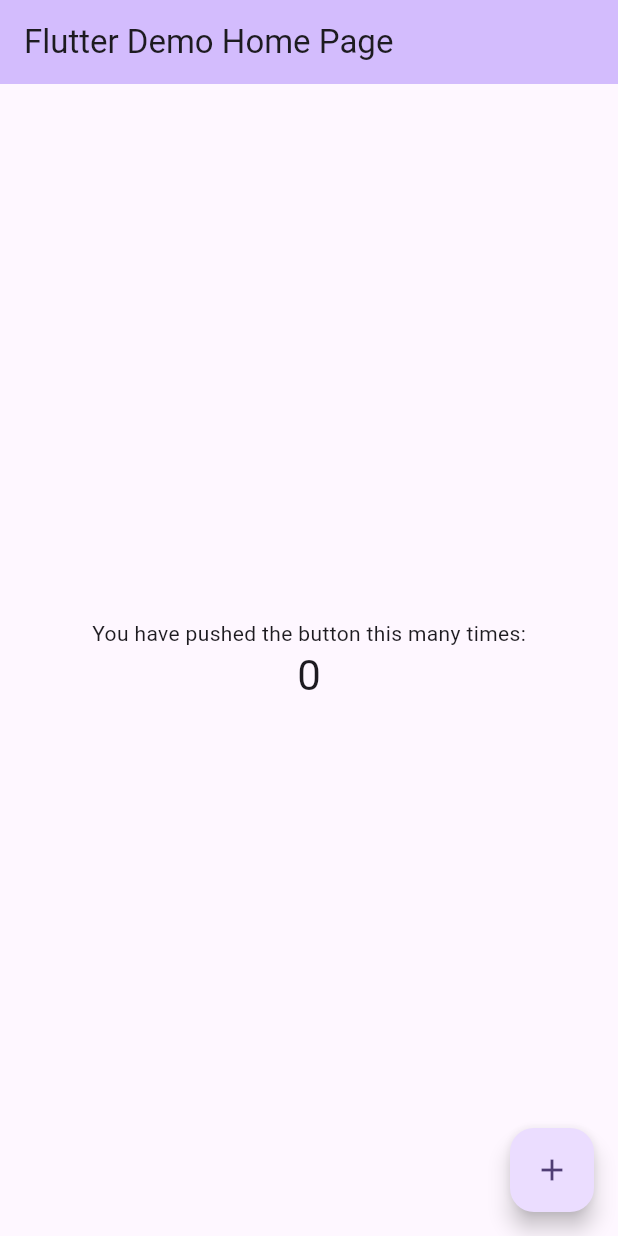
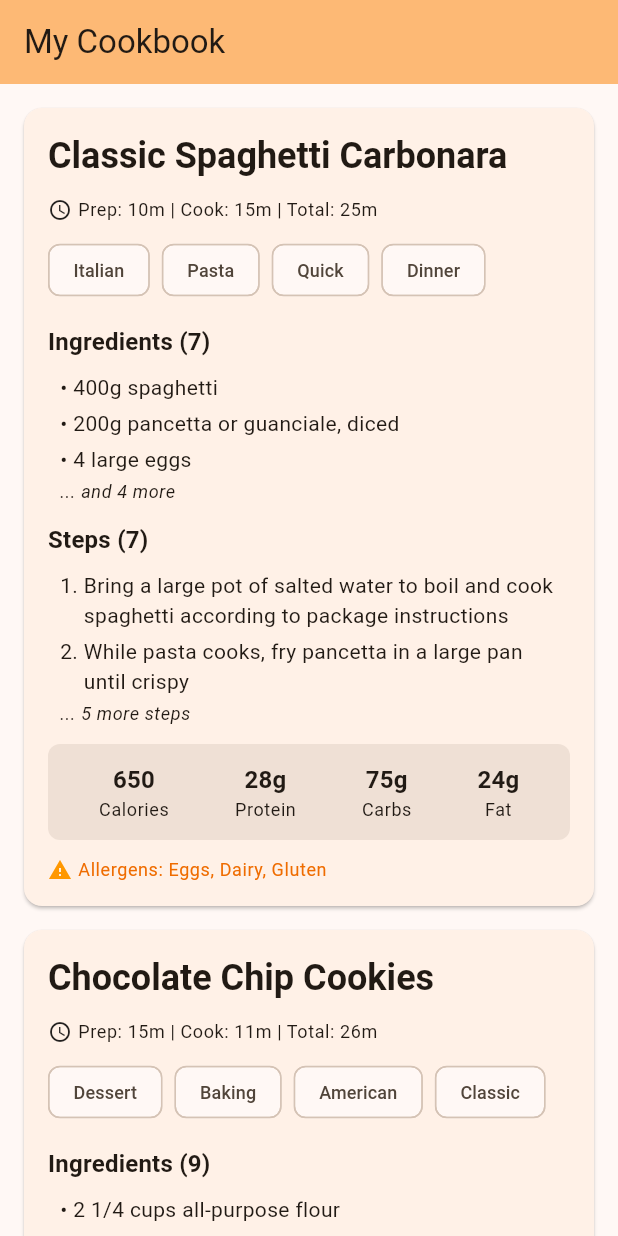
Before and after one commit to turtledev1/cookbook, a Flutter app: the screen it shows after launch, on a phone screen of 412 x 824 dp. Run offline on Flutter 3.47's test engine with Material 3 defaults, Android fonts, the phone set to English and light mode, and no system bars; our stand-ins replace flutter_bloc, get_it, injectable.

```diff
--- /dev/null
+++ b/lib/blocs/recipe_cubit.dart
@@ -0,0 +1,41 @@
+import 'package:flutter_bloc/flutter_bloc.dart';
+import 'package:injectable/injectable.dart';
+import '../models/recipe.dart';
+import '../repositories/recipe_repository.dart';
+
+// States
+abstract class RecipeState {}
+
+class RecipeInitial extends RecipeState {}
+
+class RecipeLoading extends RecipeState {}
+
+class RecipeLoaded extends RecipeState {
+  final List<Recipe> recipes;
+  RecipeLoaded(this.recipes);
+}
+
+class RecipeError extends RecipeState {
+  final String message;
+  RecipeError(this.message);
+}
+
+// Cubit
+@injectable
+class RecipeCubit extends Cubit<RecipeState> {
+  final RecipeRepository _repository;
+
+  RecipeCubit(this._repository) : super(RecipeInitial());
+
+  Future<void> loadRecipes() async {
+    emit(RecipeLoading());
+    try {
+      // Simulate network delay
+      await Future.delayed(const Duration(milliseconds: 500));
+      final recipes = _repository.getAllRecipes();
+      emit(RecipeLoaded(recipes));
+    } catch (e) {
+      emit(RecipeError(e.toString()));
+    }
+  }
+}
--- /dev/null
+++ b/lib/injection.dart
@@ -0,0 +1,8 @@
+import 'package:get_it/get_it.dart';
+import 'package:injectable/injectable.dart';
+import 'injection.config.dart';
+
+final getIt = GetIt.instance;
+
+@InjectableInit()
+void configureDependencies() => getIt.init();
--- a/lib/main.dart
+++ b/lib/main.dart
@@ -1,122 +1,215 @@
 import 'package:flutter/material.dart';
+import 'package:flutter_bloc/flutter_bloc.dart';
+import 'injection.dart';
+import 'blocs/recipe_cubit.dart';
+import 'models/recipe.dart';
 
 void main() {
+  configureDependencies();
   runApp(const MyApp());
 }
 
 class MyApp extends StatelessWidget {
   const MyApp({super.key});
 
-  // This widget is the root of your application.
   @override
   Widget build(BuildContext context) {
     return MaterialApp(
-      title: 'Flutter Demo',
-      theme: ThemeData(
-        // This is the theme of your application.
-        //
-        // TRY THIS: Try running your application with "flutter run". You'll see
-        // the application has a purple toolbar. Then, without quitting the app,
-        // try changing the seedColor in the colorScheme below to Colors.green
-        // and then invoke "hot reload" (save your changes or press the "hot
-        // reload" button in a Flutter-supported IDE, or press "r" if you used
-        // the command line to start the app).
-        //
-        // Notice that the counter didn't reset back to zero; the application
-        // state is not lost during the reload. To reset the state, use hot
-        // restart instead.
-        //
-        // This works for code too, not just values: Most code changes can be
-        // tested with just a hot reload.
-        colorScheme: .fromSeed(seedColor: Colors.deepPurple),
-      ),
-      home: const MyHomePage(title: 'Flutter Demo Home Page'),
+      title: 'Personal Cookbook',
+      theme: ThemeData(colorScheme: ColorScheme.fromSeed(seedColor: Colors.orange), useMaterial3: true),
+      home: BlocProvider(create: (context) => getIt<RecipeCubit>()..loadRecipes(), child: const RecipeListPage()),
     );
   }
 }
 
-class MyHomePage extends StatefulWidget {
-  const MyHomePage({super.key, required this.title});
-
-  // This widget is the home page of your application. It is stateful, meaning
-  // that it has a State object (defined below) that contains fields that affect
-  // how it looks.
-
-  // This class is the configuration for the state. It holds the values (in this
-  // case the title) provided by the parent (in this case the App widget) and
-  // used by the build method of the State. Fields in a Widget subclass are
-  // always marked "final".
-
-  final String title;
-
-  @override
-  State<MyHomePage> createState() => _MyHomePageState();
-}
-
-class _MyHomePageState extends State<MyHomePage> {
-  int _counter = 0;
-
-  void _incrementCounter() {
-    setState(() {
-      // This call to setState tells the Flutter framework that something has
-      // changed in this State, which causes it to rerun the build method below
-      // so that the display can reflect the updated values. If we changed
-      // _counter without calling setState(), then the build method would not be
-      // called again, and so nothing would appear to happen.
-      _counter++;
-    });
-  }
+class RecipeListPage extends StatelessWidget {
+  const RecipeListPage({super.key});
 
   @override
   Widget build(BuildContext context) {
-    // This method is rerun every time setState is called, for instance as done
-    // by the _incrementCounter method above.
-    //
-    // The Flutter framework has been optimized to make rerunning build methods
-    // fast, so that you can just rebuild anything that needs updating rather
-    // than having to individually change instances of widgets.
     return Scaffold(
-      appBar: AppBar(
-        // TRY THIS: Try changing the color here to a specific color (to
-        // Colors.amber, perhaps?) and trigger a hot reload to see the AppBar
-        // change color while the other colors stay the same.
-        backgroundColor: Theme.of(context).colorScheme.inversePrimary,
-        // Here we take the value from the MyHomePage object that was created by
-        // the App.build method, and use it to set our appbar title.
-        title: Text(widget.title),
-      ),
-      body: Center(
-        // Center is a layout widget. It takes a single child and positions it
-        // in the middle of the parent.
-        child: Column(
-          // Column is also a layout widget. It takes a list of children and
-          // arranges them vertically. By default, it sizes itself to fit its
-          // children horizontally, and tries to be as tall as its parent.
-          //
-          // Column has various properties to control how it sizes itself and
-          // how it positions its children. Here we use mainAxisAlignment to
-          // center the children vertically; the main axis here is the vertical
-          // axis because Columns are vertical (the cross axis would be
-          // horizontal).
-          //
-          // TRY THIS: Invoke "debug painting" (choose the "Toggle Debug Paint"
-          // action in the IDE, or press "p" in the console), to see the
-          // wireframe for each widget.
-          mainAxisAlignment: .center,
-          children: [
-            const Text('You have pushed the button this many times:'),
-            Text(
-              '$_counter',
-              style: Theme.of(context).textTheme.headlineMedium,
-            ),
-          ],
-        ),
-      ),
-      floatingActionButton: FloatingActionButton(
-        onPressed: _incrementCounter,
-        tooltip: 'Increment',
-        child: const Icon(Icons.add),
+      appBar: AppBar(backgroundColor: Theme.of(context).colorScheme.inversePrimary, title: const Text('My Cookbook')),
+      body: BlocBuilder<RecipeCubit, RecipeState>(
+        builder: (context, state) {
+          if (state is RecipeLoading) {
+            return const Center(child: CircularProgressIndicator());
+          }
+
+          if (state is RecipeError) {
+            return Center(child: Text('Error: ${state.message}'));
+          }
+
+          if (state is RecipeLoaded) {
+            return ListView.builder(
+              padding: const EdgeInsets.all(16),
+              itemCount: state.recipes.length,
+              itemBuilder: (context, index) {
+                final recipe = state.recipes[index];
+                return RecipeCard(recipe: recipe);
+              },
+            );
+          }
+
+          return const Center(child: Text('No recipes found'));
+        },
       ),
     );
   }
 }
+
+class RecipeCard extends StatelessWidget {
+  final Recipe recipe;
+
+  const RecipeCard({super.key, required this.recipe});
+
+  @override
+  Widget build(BuildContext context) {
+    return Card(
+      margin: const EdgeInsets.only(bottom: 16),
+      child: Padding(
+        padding: const EdgeInsets.all(16),
+        child: Column(
+          crossAxisAlignment: CrossAxisAlignment.start,
+          children: [
+            // Recipe Name
+            Text(recipe.name, style: Theme.of(context).textTheme.headlineSmall?.copyWith(fontWeight: FontWeight.bold)),
+            const SizedBox(height: 12),
+
+            // Time Info
+            Row(
+              children: [
+                const Icon(Icons.schedule, size: 16),
+                const SizedBox(width: 4),
+                Text(
+                  'Prep: ${recipe.prepTimeMinutes}m | Cook: ${recipe.cookTimeMinutes}m | Total: ${recipe.totalTimeMinutes}m',
+                  style: Theme.of(context).textTheme.bodySmall,
+                ),
+              ],
+            ),
+            const SizedBox(height: 8),
+
+            // Tags
+            if (recipe.tags != null && recipe.tags!.isNotEmpty)
+              Wrap(
+                spacing: 8,
+                children: recipe.tags!
+                    .map((tag) => Chip(label: Text(tag), labelStyle: const TextStyle(fontSize: 12)))
+                    .toList(),
+              ),
+            const SizedBox(height: 12),
+
+            // Ingredients
+            Text(
+              'Ingredients (${recipe.ingredients.length})',
+              style: Theme.of(context).textTheme.titleMedium?.copyWith(fontWeight: FontWeight.bold),
+            ),
+            const SizedBox(height: 8),
+            ...recipe.ingredients
+                .take(3)
+                .map(
+                  (ingredient) => Padding(
+                    padding: const EdgeInsets.only(left: 8, bottom: 4),
+                    child: Row(
+                      crossAxisAlignment: CrossAxisAlignment.start,
+                      children: [
+                        const Text('• '),
+                        Expanded(child: Text(ingredient)),
+                      ],
+                    ),
+                  ),
+                ),
+            if (recipe.ingredients.length > 3)
+              Padding(
+                padding: const EdgeInsets.only(left: 8),
+                child: Text(
+                  '... and ${recipe.ingredients.length - 3} more',
+                  style: Theme.of(context).textTheme.bodySmall?.copyWith(fontStyle: FontStyle.italic),
+                ),
+              ),
+            const SizedBox(height: 12),
+
+            // Steps
+            Text(
+              'Steps (${recipe.steps.length})',
+              style: Theme.of(context).textTheme.titleMedium?.copyWith(fontWeight: FontWeight.bold),
+            ),
+            const SizedBox(height: 8),
+            ...recipe.steps
+                .take(2)
+                .map(
+                  (step) => Padding(
+                    padding: const EdgeInsets.only(left: 8, bottom: 4),
+                    child: Row(
+                      crossAxisAlignment: CrossAxisAlignment.start,
+                      children: [
+                        Text('${recipe.steps.indexOf(step) + 1}. '),
+                        Expanded(child: Text(step)),
+                      ],
+                    ),
+                  ),
+                ),
+            if (recipe.steps.length > 2)
+              Padding(
+                padding: const EdgeInsets.only(left: 8),
+                child: Text(
+                  '... ${recipe.steps.length - 2} more steps',
+                  style: Theme.of(context).textTheme.bodySmall?.copyWith(fontStyle: FontStyle.italic),
+                ),
+              ),
+            const SizedBox(height: 12),
+
+            // Nutritional Info
+            Container(
+              padding: const EdgeInsets.all(12),
+              decoration: BoxDecoration(
+                color: Theme.of(context).colorScheme.surfaceContainerHighest,
+                borderRadius: BorderRadius.circular(8),
+              ),
+              child: Row(
+                mainAxisAlignment: MainAxisAlignment.spaceAround,
+                children: [
+                  _NutritionItem(label: 'Calories', value: '${recipe.nutritionalInfo.calories}'),
+                  _NutritionItem(label: 'Protein', value: '${recipe.nutritionalInfo.protein}g'),
+                  _NutritionItem(label: 'Carbs', value: '${recipe.nutritionalInfo.carbs}g'),
+                  _NutritionItem(label: 'Fat', value: '${recipe.nutritionalInfo.fat}g'),
+                ],
+              ),
+            ),
+
+            // Allergens
+            if (recipe.allergens != null && recipe.allergens!.isNotEmpty) ...[
+              const SizedBox(height: 12),
+              Row(
+                children: [
+                  const Icon(Icons.warning, size: 16, color: Colors.orange),
+                  const SizedBox(width: 4),
+                  Text(
+                    'Allergens: ${recipe.allergens!.join(", ")}',
+                    style: Theme.of(context).textTheme.bodySmall?.copyWith(color: Colors.orange[800]),
+                  ),
+                ],
+              ),
+            ],
+          ],
+        ),
+      ),
+    );
+  }
+}
+
+class _NutritionItem extends StatelessWidget {
+  final String label;
+  final String value;
+
+  const _NutritionItem({required this.label, required this.value});
+
+  @override
+  Widget build(BuildContext context) {
+    return Column(
+      children: [
+        Text(value, style: Theme.of(context).textTheme.titleMedium?.copyWith(fontWeight: FontWeight.bold)),
+        Text(label, style: Theme.of(context).textTheme.bodySmall),
+      ],
+    );
+  }
+}
--- /dev/null
+++ b/lib/models/recipe.dart
@@ -0,0 +1,55 @@
+import 'package:json_annotation/json_annotation.dart';
+
+part 'recipe.g.dart';
+
+@JsonSerializable()
+class Recipe {
+  final String id;
+  final String name;
+  final List<String> ingredients;
+  final List<String> steps;
+  final int prepTimeMinutes;
+  final int cookTimeMinutes;
+  final List<String>? tags;
+  final NutritionalInfo nutritionalInfo;
+  final List<String>? allergens;
+
+  Recipe({
+    required this.id,
+    required this.name,
+    required this.ingredients,
+    required this.steps,
+    required this.prepTimeMinutes,
+    required this.cookTimeMinutes,
+    this.tags,
+    required this.nutritionalInfo,
+    this.allergens,
+  });
+
+  int get totalTimeMinutes => prepTimeMinutes + cookTimeMinutes;
+
+  factory Recipe.fromJson(Map<String, dynamic> json) => _$RecipeFromJson(json);
+  Map<String, dynamic> toJson() => _$RecipeToJson(this);
+}
+
+@JsonSerializable()
+class NutritionalInfo {
+  final int calories;
+  final int protein; // grams
+  final int carbs; // grams
+  final int fat; // grams
+  final int? fiber; // grams
+  final int? sodium; // mg
+
+  NutritionalInfo({
+    required this.calories,
+    required this.protein,
+    required this.carbs,
+    required this.fat,
+    this.fiber,
+    this.sodium,
+  });
+
+  factory NutritionalInfo.fromJson(Map<String, dynamic> json) => _$NutritionalInfoFromJson(json);
+  Map<String, dynamic> toJson() => _$NutritionalInfoToJson(this);
+}
--- /dev/null
+++ b/lib/repositories/recipe_repository.dart
@@ -0,0 +1,76 @@
+import 'package:injectable/injectable.dart';
+import '../models/recipe.dart';
+
+@injectable
+class RecipeRepository {
+  List<Recipe> getAllRecipes() {
+    return [
+      Recipe(
+        id: '1',
+        name: 'Classic Spaghetti Carbonara',
+        ingredients: [
+          '400g spaghetti',
+          '200g pancetta or guanciale, diced',
+          '4 large eggs',
+          '100g Pecorino Romano cheese, grated',
+          '50g Parmesan cheese, grated',
+          'Black pepper to taste',
+          'Salt for pasta water',
+        ],
+        steps: [
+          'Bring a large pot of salted water to boil and cook spaghetti according to package instructions',
+          'While pasta cooks, fry pancetta in a large pan until crispy',
+          'In a bowl, whisk together eggs, Pecorino, Parmesan, and black pepper',
+          'Reserve 1 cup of pasta water, then drain pasta',
+          'Remove pan from heat, add hot pasta to pancetta',
+          'Quickly stir in egg mixture, adding pasta water as needed to create a creamy sauce',
+          'Serve immediately with extra cheese and black pepper',
+        ],
+        prepTimeMinutes: 10,
+        cookTimeMinutes: 15,
+        tags: ['Italian', 'Pasta', 'Quick', 'Dinner'],
+        nutritionalInfo: NutritionalInfo(calories: 650, protein: 28, carbs: 75, fat: 24, fiber: 3, sodium: 850),
+        allergens: ['Eggs', 'Dairy', 'Gluten'],
+      ),
+      Recipe(
+        id: '2',
+        name: 'Chocolate Chip Cookies',
+        ingredients: [
+          '2 1/4 cups all-purpose flour',
+          '1 tsp baking soda',
+          '1 tsp salt',
+          '1 cup butter, softened',
+          '3/4 cup granulated sugar',
+          '3/4 cup brown sugar',
+          '2 large eggs',
+          '2 tsp vanilla extract',
+          '2 cups chocolate chips',
+        ],
+        steps: [
+          'Preheat oven to 375°F (190°C)',
+          'Mix flour, baking soda, and salt in a bowl',
+          'In another bowl, beat butter and both sugars until creamy',
+          'Add eggs and vanilla to butter mixture and beat well',
+          'Gradually stir in flour mixture',
+          'Fold in chocolate chips',
+          'Drop rounded tablespoons of dough onto ungreased cookie sheets',
+          'Bake for 9-11 minutes or until golden brown',
+          'Cool on baking sheet for 2 minutes, then move to wire rack',
+        ],
+        prepTimeMinutes: 15,
+        cookTimeMinutes: 11,
+        tags: ['Dessert', 'Baking', 'American', 'Classic'],
+        nutritionalInfo: NutritionalInfo(calories: 150, protein: 2, carbs: 20, fat: 8, fiber: 1, sodium: 140),
+        allergens: ['Gluten', 'Dairy', 'Eggs'],
+      ),
+    ];
+  }
+
+  Recipe? getRecipeById(String id) {
+    try {
+      return getAllRecipes().firstWhere((recipe) => recipe.id == id);
+    } catch (e) {
+      return null;
+    }
+  }
+}
```
Also changed, not shown: build.yaml (added, +22 -0 lines), pubspec.yaml (+7 -0 lines), lib/injection.config.dart (added), lib/models/recipe.g.dart (added), pubspec.lock, 1 other file.
